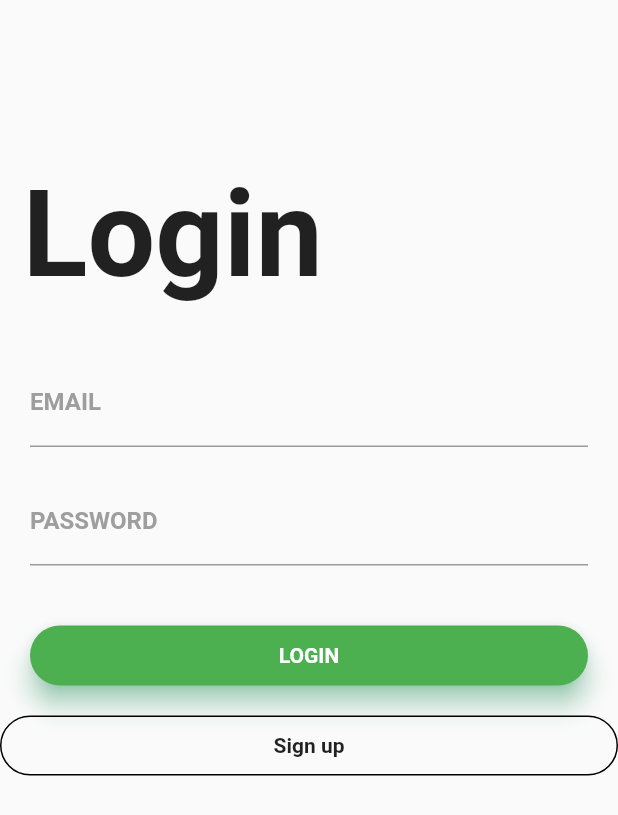
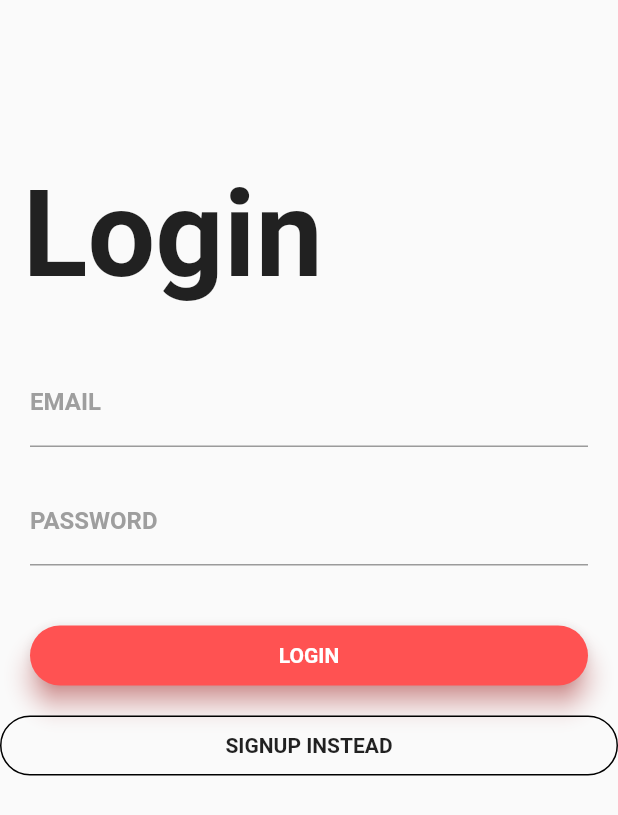
Before and after one commit to dotrungtu/loginsignup, a Flutter app: the screen it shows after launch, on a phone screen of 412 x 824 dp. Shown: the top 815 px of the screen. Run offline on Flutter 3.47's test engine with Material 2 defaults, Android fonts, the phone set to English and light mode, and no system bars; Roboto replaces fonts that are missing (Montserrat).

Commit message:
Login Signup Simple

```diff
--- a/lib/main.dart
+++ b/lib/main.dart
@@ -56,7 +56,7 @@ class _MyHomePageState extends State<MyHomePage> {
                               fontWeight: FontWeight.bold,
                               color: Colors.grey),
                           focusedBorder: UnderlineInputBorder(
-                              borderSide: BorderSide(color: Colors.green))),
+                              borderSide: BorderSide(color: Colors.redAccent))),
                     ),
                     const SizedBox(height: 20.0),
                     const TextField(
@@ -67,7 +67,7 @@ class _MyHomePageState extends State<MyHomePage> {
                               fontWeight: FontWeight.bold,
                               color: Colors.grey),
                           focusedBorder: UnderlineInputBorder(
-                              borderSide: BorderSide(color: Colors.green))),
+                              borderSide: BorderSide(color: Colors.redAccent))),
                       obscureText: true,
                     ),
                     const SizedBox(height: 40.0),
@@ -75,8 +75,8 @@ class _MyHomePageState extends State<MyHomePage> {
                       height: 40.0,
                       child: Material(
                         borderRadius: BorderRadius.circular(20.0),
-                        shadowColor: Colors.greenAccent,
-                        color: Colors.green,
+                        shadowColor: Colors.redAccent,
+                        color: Colors.redAccent,
                         elevation: 7.0,
                         child: GestureDetector(
                           onTap: () {},
@@ -111,7 +111,7 @@ class _MyHomePageState extends State<MyHomePage> {
                         Navigator.of(context).pushNamed('/signup');
                       },
                       child: const Center(
-                        child: Text('Sign up',
+                        child: Text('SIGNUP INSTEAD',
                             style: TextStyle(
                                 fontWeight: FontWeight.bold,
                                 fontFamily: 'Montserrat')),
```
Also changed, not shown: lib/signup.dart (+5 -5 lines).
